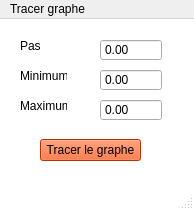
Before: the Qt Designer form SaisieGraphe.ui in obalise/ExpressionProject, drawn with Qt 5.
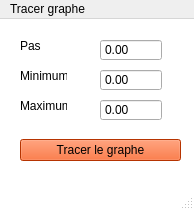
After: the same form once the commit is applied. Icons and pictures are not drawn.

```diff
--- a/SaisieGraphe.ui
+++ b/SaisieGraphe.ui
@@ -28,9 +28,9 @@
    <widget class="QPushButton" name="pushButton_7">
     <property name="geometry">
      <rect>
-      <x>40</x>
+      <x>20</x>
       <y>120</y>
-      <width>101</width>
+      <width>161</width>
       <height>22</height>
      </rect>
     </property>
```
